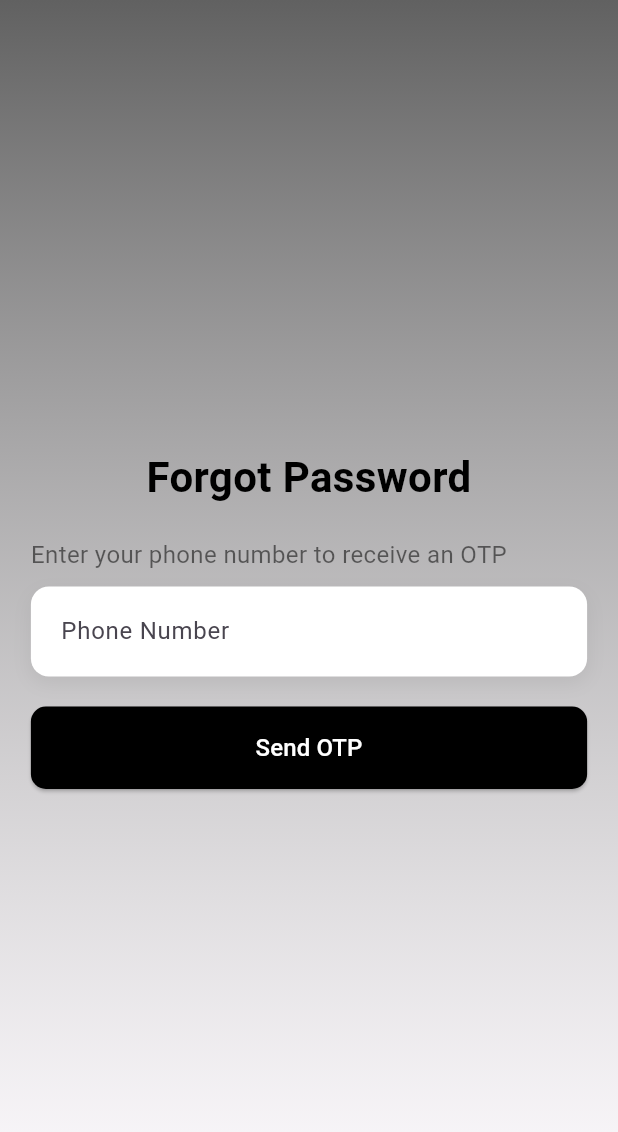
After one commit to SupragyaBasnet/uber_project, a Flutter app: the LoginScreenView screen opened directly, after a tap on "Forgot Password?", on a phone screen of 412 x 824 dp. The commit adds this screen. Shown: the top 1132 px of the screen. Run offline on Flutter 3.47's test engine with Material 3 defaults, Android fonts, the phone set to English and light mode, and no system bars.

Commit message:
forgot password

```diff
--- /dev/null
+++ b/lib/view/user/forgot_password_view.dart
@@ -0,0 +1,202 @@
+import 'package:flutter/material.dart';
+import 'otp_verification_view.dart';
+
+class ForgotPasswordView extends StatefulWidget {
+  final String initialPhoneNumber;
+
+  const ForgotPasswordView({
+    Key? key,
+    required this.initialPhoneNumber,
+  }) : super(key: key);
+
+  @override
+  _ForgotPasswordViewState createState() => _ForgotPasswordViewState();
+}
+
+class _ForgotPasswordViewState extends State<ForgotPasswordView> {
+  final TextEditingController _phoneController = TextEditingController();
+  bool _isOtpSent = false;
+
+  @override
+  void initState() {
+    super.initState();
+    _phoneController.text = widget.initialPhoneNumber;
+  }
+
+  void _validateAndSendOtp() {
+    String phone = _phoneController.text.trim();
+    if (phone.isEmpty) {
+      ScaffoldMessenger.of(context).showSnackBar(
+        const SnackBar(
+          content: Text("Please enter your phone number."),
+          backgroundColor: Colors.red,
+        ),
+      );
+      return;
+    }
+
+    if (phone.length != 10 || !RegExp(r'^[0-9]+$').hasMatch(phone)) {
+      ScaffoldMessenger.of(context).showSnackBar(
+        const SnackBar(
+          content: Text("Phone number must be exactly 10 digits."),
+          backgroundColor: Colors.red,
+        ),
+      );
+      return;
+    }
+
+    setState(() {
+      _isOtpSent = true;
+    });
+
+    Navigator.push(
+      context,
+      MaterialPageRoute(
+        builder: (context) => OtpVerificationView(
+          phoneNumber: phone,
+        ),
+      ),
+    );
+  }
+
+  @override
+  Widget build(BuildContext context) {
+    double screenWidth = MediaQuery.of(context).size.width;
+
+    return Scaffold(
+      resizeToAvoidBottomInset: false,
+      body: Container(
+        decoration: BoxDecoration(
+          gradient: LinearGradient(
+            colors: [Colors.grey.shade700, Colors.white60],
+            begin: Alignment.topCenter,
+            end: Alignment.bottomCenter,
+          ),
+        ),
+        child: SafeArea(
+          child: Center(
+            child: SingleChildScrollView(
+              padding: EdgeInsets.all(screenWidth * 0.05),
+              child: Column(
+                crossAxisAlignment: CrossAxisAlignment.stretch,
+                children: [
+                  const Text(
+                    "Forgot Password",
+                    style: TextStyle(
+                      fontSize: 28,
+                      fontWeight: FontWeight.bold,
+                      color: Colors.black,
+                    ),
+                    textAlign: TextAlign.center,
+                  ),
+                  const SizedBox(height: 20),
+
+                  const Text(
+                    "Enter your phone number to receive an OTP",
+                    style: TextStyle(
+                      fontSize: 16,
+                      color: Colors.black54,
+                    ),
+                    textAlign: TextAlign.left,
+                  ),
+                  const SizedBox(height: 10),
+
+                  Container(
+                    decoration: BoxDecoration(
+                      color: Colors.white,
+                      borderRadius: BorderRadius.circular(12),
+                      boxShadow: [
+                        BoxShadow(
+                          color: Colors.grey.withOpacity(0.3),
+                          blurRadius: 10,
+                          offset: const Offset(0, 4),
+                        ),
+                      ],
+                    ),
+                    child: TextField(
+                      controller: _phoneController,
+                      keyboardType: TextInputType.phone,
+                      decoration: InputDecoration(
+                        labelText: "Phone Number",
+                        prefixText: "+977 ",
+                        border: InputBorder.none,
+                        contentPadding: const EdgeInsets.symmetric(
+                          horizontal: 20,
+                          vertical: 10,
+                        ),
+                      ),
+                    ),
+                  ),
+                  const SizedBox(height: 20),
+
+                  if (!_isOtpSent)
+                    ElevatedButton(
+                      onPressed: _validateAndSendOtp,
+                      style: ElevatedButton.styleFrom(
+                        backgroundColor: Colors.black,
+                        padding: const EdgeInsets.symmetric(vertical: 16),
+                        shape: RoundedRectangleBorder(
+                          borderRadius: BorderRadius.circular(10),
+                        ),
+                      ),
+                      child: const Text(
+                        "Send OTP",
+                        style: TextStyle(fontSize: 16, color: Colors.white),
+                      ),
+                    ),
+                  if (_isOtpSent) ...[
+                    ElevatedButton(
+                      onPressed: () {
+                        ScaffoldMessenger.of(context).showSnackBar(
+                          const SnackBar(
+                            content: Text("OTP resent successfully!"),
+                            backgroundColor: Colors.green,
+                          ),
+                        );
+                      },
+                      style: ElevatedButton.styleFrom(
+                        backgroundColor: Colors.blue,
+                        padding: const EdgeInsets.symmetric(vertical: 16),
+                        shape: RoundedRectangleBorder(
+                          borderRadius: BorderRadius.circular(10),
+                        ),
+                      ),
+                      child: const Text(
+                        "Resend OTP",
+                        style: TextStyle(fontSize: 16, color: Colors.white),
+                      ),
+                    ),
+                    const SizedBox(height: 10),
+                    ElevatedButton(
+                      onPressed: () {
+                        Navigator.push(
+                          context,
+                          MaterialPageRoute(
+                            builder: (context) => OtpVerificationView(
+                              phoneNumber: _phoneController.text.trim(),
+                            ),
+                          ),
+                        );
+                      },
+                      style: ElevatedButton.styleFrom(
+                        backgroundColor: Colors.green,
+                        padding: const EdgeInsets.symmetric(vertical: 16),
+                        shape: RoundedRectangleBorder(
+                          borderRadius: BorderRadius.circular(10),
+                        ),
+                      ),
+                      child: const Text(
+                        "Go to Set Password",
+                        style: TextStyle(fontSize: 16, color: Colors.white),
+                      ),
+                    ),
+                  ],
+                ],
+              ),
+            ),
+          ),
+        ),
+      ),
+    );
+  }
+}
--- a/lib/view/user/login_screen_view.dart
+++ b/lib/view/user/login_screen_view.dart
@@ -2,6 +2,7 @@ import 'package:flutter/material.dart';
 import '../captain/captain_login_screen_view.dart';
 import '../user/signup_screen_view.dart';
 import 'dashboard_screen_view.dart'; // Import the DashboardPage
+import 'forgot_password_view.dart'; // Import Forgot Password Page
 
 class LoginScreenView extends StatefulWidget {
   const LoginScreenView({super.key});
@@ -96,6 +97,29 @@ class _LoginScreenViewState extends State<LoginScreenView> {
                       ),
                     ),
                     SizedBox(height: screenHeight * 0.03),
+
+                    // Forgot Password Link
+                    Row(
+                      mainAxisAlignment: MainAxisAlignment.end,
+                      children: [
+                        TextButton(
+                          onPressed: () {
+                            Navigator.push(
+                              context,
+                              MaterialPageRoute(
+                                builder: (context) => ForgotPasswordView(
+                                  initialPhoneNumber: _phoneController.text,
+                                ),
+                              ),
+                            );
+                          },
+                          child: const Text(
+                            "Forgot Password?",
+                            style: TextStyle(color: Colors.blue, fontWeight: FontWeight.w600),
+                          ),
+                        ),
+                      ],
+                    ),
 
                     // Login Button
                     _buildElevatedButton(
```
Also changed, not shown: lib/view/user/otp_verification_view.dart (added, +162 -0 lines), lib/view/user/reset_password_view.dart (added, +187 -0 lines).
